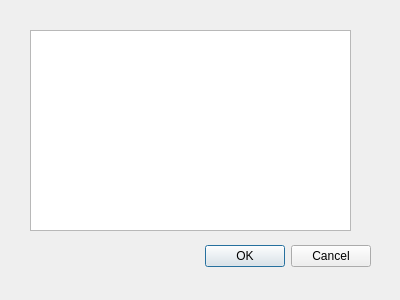
Old version of the form fixture/dialog1.ui in the repository marianssa/ProyectoFinalParalelas.
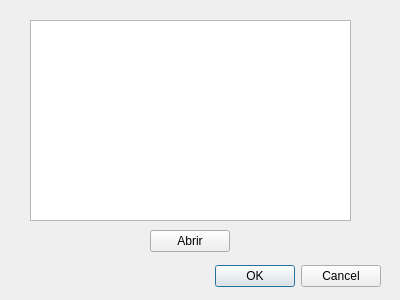
New version of the form.

Patch:
```diff
--- a/fixture/dialog1.ui
+++ b/fixture/dialog1.ui
@@ -16,8 +16,8 @@
   <widget class="QDialogButtonBox" name="buttonBox">
    <property name="geometry">
     <rect>
-     <x>30</x>
-     <y>240</y>
+     <x>40</x>
+     <y>260</y>
      <width>341</width>
      <height>32</height>
     </rect>
@@ -33,12 +33,25 @@
    <property name="geometry">
     <rect>
      <x>30</x>
-     <y>30</y>
+     <y>20</y>
      <width>321</width>
      <height>201</height>
     </rect>
    </property>
   </widget>
+  <widget class="QPushButton" name="btnabrircarpeta">
+   <property name="geometry">
+    <rect>
+     <x>150</x>
+     <y>230</y>
+     <width>80</width>
+     <height>22</height>
+    </rect>
+   </property>
+   <property name="text">
+    <string>Abrir</string>
+   </property>
+  </widget>
  </widget>
  <resources/>
  <connections>
```
